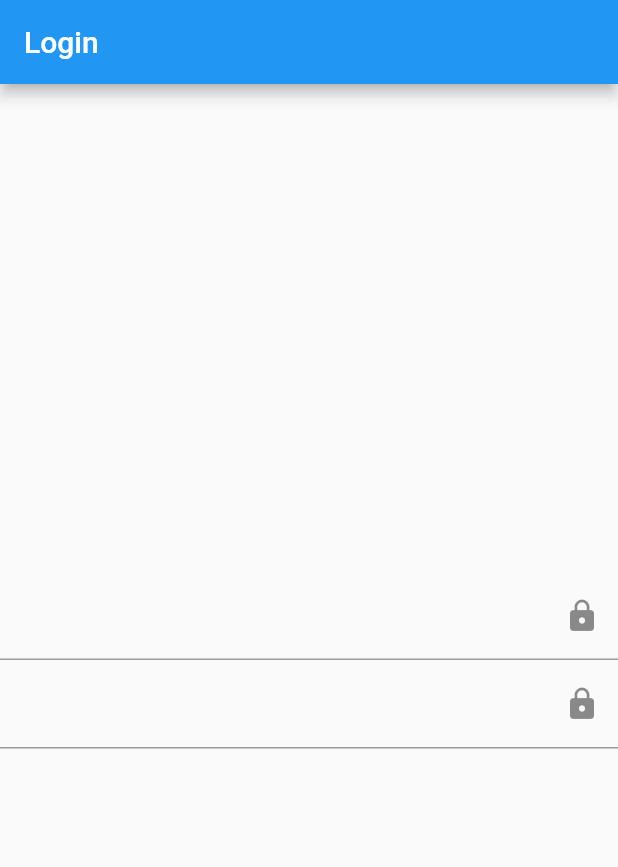
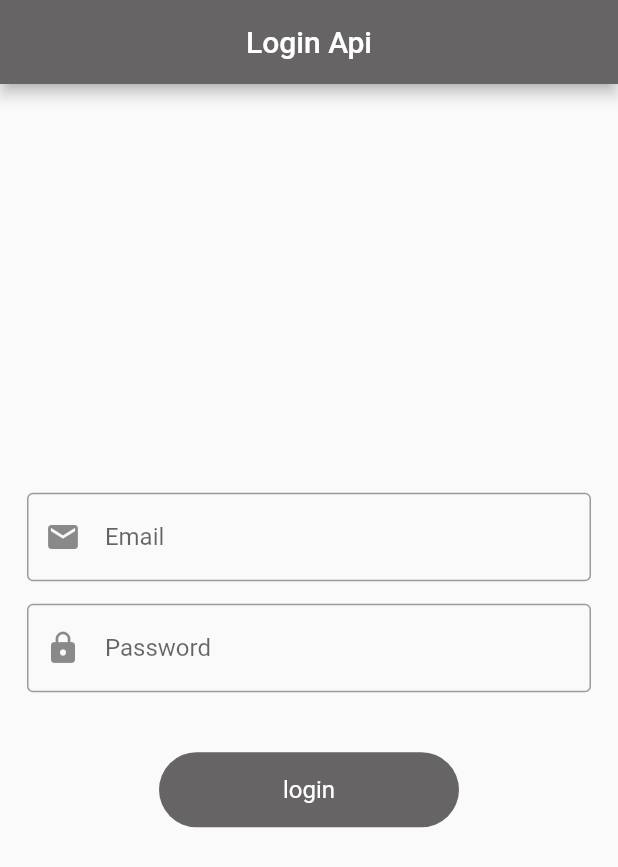
Before and after one commit to Exalter104/GetX-MVVM-Biolerplate, a Flutter app: the screen it shows after launch, on a phone screen of 412 x 824 dp. Shown: the top 867 px of the screen. Run offline on Flutter 3.47's test engine with Material 2 defaults, Android fonts, the phone set to English and light mode, and no system bars; our stand-ins replace fluttertoast, get, shared_preferences.

Commit message:
GETX MVVM USER-SESSION : POSTAPI + LOGIN USER_SESSION WITH TOKEN THROUGH SHARED-Preference

```diff
--- a/lib/main.dart
+++ b/lib/main.dart
@@ -1,9 +1,9 @@
 import 'package:flutter/material.dart';
 import 'package:get/get.dart';
-import 'package:getx_mvvm/view/splash_view.dart';
 
 import 'res/getx_localizations/languages.dart';
 import 'res/routes/routes.dart';
+import 'view/splashScreen/splash_view.dart';
 
 void main() {
   runApp(const MyApp());
@@ -20,9 +20,7 @@ class MyApp extends StatelessWidget {
       translations: Languages(),
       locale: const Locale("en", "US"),
       fallbackLocale: const Locale("en", "US"),
-      theme: ThemeData(
-        primarySwatch: Colors.blue,
-      ),
+      theme: ThemeData(primarySwatch: Colors.brown),
       home: const SplashView(),
       getPages: AppRoutes.appRoutes(),
     );
--- /dev/null
+++ b/lib/models/login/user_model.dart
@@ -0,0 +1,15 @@
+class UserModel {
+  String? key;
+
+  UserModel({this.key});
+
+  UserModel.fromJson(Map<String, dynamic> json) {
+    key = json["key"];
+  }
+
+  Map<String, dynamic> toJson() {
+    final Map<String, dynamic> data = <String, dynamic>{};
+    data["key"] = key;
+    return data;
+  }
+}
--- /dev/null
+++ b/lib/repository/login_repository/login_repo.dart
@@ -0,0 +1,10 @@
+import 'package:getx_mvvm/data/network/network_base_api_services.dart';
+import 'package:getx_mvvm/res/app_urls/app_urls.dart';
+
+class LoginRepository {
+  final _apiServices = NetworkApiResponse();
+  Future<dynamic> loginApi(var data) async {
+    dynamic response = _apiServices.postApi(AppUrls.loginUrl, data);
+    return response;
+  }
+}
--- /dev/null
+++ b/lib/res/app_urls/app_urls.dart
@@ -0,0 +1,4 @@
+class AppUrls {
+  static const String baseUrl = "https://aigenie.exarth.com";
+  static const String loginUrl = "$baseUrl/social-auth/login/";
+}
--- a/lib/res/components/round_button.dart
+++ b/lib/res/components/round_button.dart
@@ -19,7 +19,9 @@ class RoundButton extends StatelessWidget {
   final Color textColor, buttonColor;
   @override
   Widget build(BuildContext context) {
-    return Container(
+    return InkWell(
+      onTap: onpress,
+      child: Container(
         height: height,
         width: width,
         decoration: BoxDecoration(
@@ -37,6 +39,7 @@ class RoundButton extends StatelessWidget {
                     .titleMedium!
                     .copyWith(color: Colors.white),
               )),
+      ),
     );
   }
 }
--- a/lib/res/getx_localizations/languages.dart
+++ b/lib/res/getx_localizations/languages.dart
@@ -4,12 +4,14 @@ class Languages extends Translations {
   @override
   Map<String, Map<String, String>> get keys => {
         "en_US": {
-          "email_hint": "Enter email",
+          "email_hint": " Email",
+          "password_hint": " Password",
+          "button_text": "login",
           "internet_exception":
               "We are unable to show result \n Please check your data \n connections ",
           "general_exception":
               "We are unable to proccess your request.\n Please try again ",
-          "welcome_back": "Welcome\nBack"
+          "welcome_back": "Welcome\nBack",
         },
         "ur_PK": {"email_hint": "اپنا ای میل درج کریں۔"},
       };
--- a/lib/res/routes/routes.dart
+++ b/lib/res/routes/routes.dart
@@ -1,6 +1,7 @@
 import 'package:get/get.dart';
+import 'package:getx_mvvm/view/home/home_view.dart';
 import 'package:getx_mvvm/view/login/login_view.dart';
-import 'package:getx_mvvm/view/splash_view.dart';
+import 'package:getx_mvvm/view/splashScreen/splash_view.dart';
 
 import 'routes_name.dart';
 
@@ -16,5 +17,10 @@ class AppRoutes {
             page: () => const LoginView(),
             transitionDuration: const Duration(milliseconds: 250),
             transition: Transition.leftToRightWithFade),
+        GetPage(
+            name: RoutesNames.homeView,
+            page: () => const HomeView(),
+            transitionDuration: const Duration(milliseconds: 250),
+            transition: Transition.leftToRightWithFade),
       ];
 }
--- a/lib/res/routes/routes_name.dart
+++ b/lib/res/routes/routes_name.dart
@@ -1,4 +1,5 @@
 class RoutesNames {
   static const String splashScreen = "/";
   static const String loginView = "/login_view";
+  static const String homeView = "/home_view";
 }
--- a/lib/view/login/login_view.dart
+++ b/lib/view/login/login_view.dart
@@ -1,4 +1,8 @@
 import 'package:flutter/material.dart';
+import 'package:get/get.dart';
+import 'package:getx_mvvm/res/components/round_button.dart';
+import 'package:getx_mvvm/utils/utils.dart';
+import 'package:getx_mvvm/view_model/controller/login/login_view_model.dart';
 
 class LoginView extends StatefulWidget {
   const LoginView({super.key});
@@ -8,28 +12,84 @@ class LoginView extends StatefulWidget {
 }
 
 class _LoginViewState extends State<LoginView> {
+  final formkey = GlobalKey<FormState>();
+  LoginViewModel loginController = Get.put(LoginViewModel());
+
   @override
   Widget build(BuildContext context) {
     return Scaffold(
       appBar: AppBar(
         automaticallyImplyLeading: false,
-        title: const Text("Login"),
+        title: const Center(child: Text("Login Api")),
+        backgroundColor: const Color.fromARGB(255, 102, 100, 100),
       ),
-      body: Column(
+      body: Padding(
+        padding: const EdgeInsets.all(18.0),
+        child: Column(
           mainAxisAlignment: MainAxisAlignment.center,
           crossAxisAlignment: CrossAxisAlignment.center,
-        children: const [
-          TextField(
+          children: [
+            Form(
+                key: formkey,
+                child: Column(
+                  children: [
+                    TextFormField(
+                      validator: (value) {
+                        if (value!.isEmpty) {
+                          Utils.snackBar("Email", "Please Enter Email");
+                        }
+                        return null;
+                      },
+                      controller: loginController.emailController.value,
+                      focusNode: loginController.emailFocusNode.value,
+                      onFieldSubmitted: (value) {
+                        Utils.feildFocusChange(
+                            context,
+                            loginController.emailFocusNode.value,
+                            loginController.passFocusNode.value);
+                      },
                       decoration: InputDecoration(
-                hintText: "email", labelText: "", suffixIcon: Icon(Icons.lock)),
+                          hintText: "email_hint".tr,
+                          border: const OutlineInputBorder(),
+                          prefixIcon: const Icon(Icons.email)),
                     ),
-          TextField(
+                    const SizedBox(
+                      height: 15,
+                    ),
+                    TextFormField(
+                      obscureText: true,
+                      obscuringCharacter: "*",
+                      validator: (value) {
+                        if (value!.isEmpty) {
+                          Utils.snackBar("Password", "Please Enter Password");
+                        }
+                        return null;
+                      },
+                      controller: loginController.passwordController.value,
+                      focusNode: loginController.passFocusNode.value,
                       decoration: InputDecoration(
-                hintText: "password",
-                labelText: "",
-                suffixIcon: Icon(Icons.lock)),
+                          border: const OutlineInputBorder(),
+                          hintText: "password_hint".tr,
+                          prefixIcon: const Icon(Icons.lock)),
                     ),
                   ],
+                )),
+            const SizedBox(
+              height: 40,
+            ),
+            Obx(() => RoundButton(
+                  loading: loginController.loading.value,
+                  onpress: () {
+                    if (formkey.currentState!.validate()) {
+                      loginController.loginApi();
+                    }
+                  },
+                  title: 'button_text'.tr,
+                  width: 200,
+                  buttonColor: const Color.fromARGB(255, 102, 100, 100),
+                ))
+          ],
+        ),
       ),
     );
   }
--- /dev/null
+++ b/lib/view_model/controller/login/login_view_model.dart
@@ -0,0 +1,35 @@
+import 'package:flutter/material.dart';
+import 'package:get/get.dart';
+import 'package:getx_mvvm/models/login/user_model.dart';
+import 'package:getx_mvvm/repository/login_repository/login_repo.dart';
+import 'package:getx_mvvm/res/routes/routes_name.dart';
+import 'package:getx_mvvm/utils/utils.dart';
+import 'package:getx_mvvm/view_model/controller/user_prefernces/user_prefernces_view_model.dart';
+
+class LoginViewModel extends GetxController {
+  final _api = LoginRepository();
+  final emailController = TextEditingController().obs;
+  final passwordController = TextEditingController().obs;
+  UserPreferences userPreferences = UserPreferences();
+  final emailFocusNode = FocusNode().obs;
+  final passFocusNode = FocusNode().obs;
+  RxBool loading = false.obs;
+  void loginApi() {
+    loading.value = true;
+    Map data = {
+      "email": emailController.value.text,
+      "password": passwordController.value.text,
+    };
+
+    _api.loginApi(data).then((value) {
+      loading.value = false;
+      Utils.snackBar("Login", "Successfully");
+      userPreferences.saveUser(UserModel.fromJson(value)).then((value) {
+        Get.toNamed(RoutesNames.homeView);
+      });
+    }).onError((error, stackTrace) {
+      loading.value = false;
+      Utils.snackBar("Error", error.toString());
+    });
+  }
+}
--- a/pubspec.yaml
+++ b/pubspec.yaml
@@ -38,6 +38,7 @@ dependencies:
   http: ^0.13.5
   get: ^4.6.5
   fluttertoast: ^8.2.1
+  shared_preferences: ^2.0.18
 
 
 dev_dependencies:
```
Also changed, not shown: lib/data/network/network_base_api_services.dart (+6 -2 lines), lib/view/home/home_view.dart (added, +34 -0 lines), lib/view/splashScreen/splash_view.dart (added, +38 -0 lines), lib/view/splash_view.dart (deleted, +0 -37 lines), lib/view_model/controller/user_prefernces/user_prefernces_view_model.dart (added, +22 -0 lines), lib/view_model/services/splash_services.dart (+17 -1 lines), pubspec.lock, 4 other files. Lines whose indentation alone changed are shown as unchanged.
